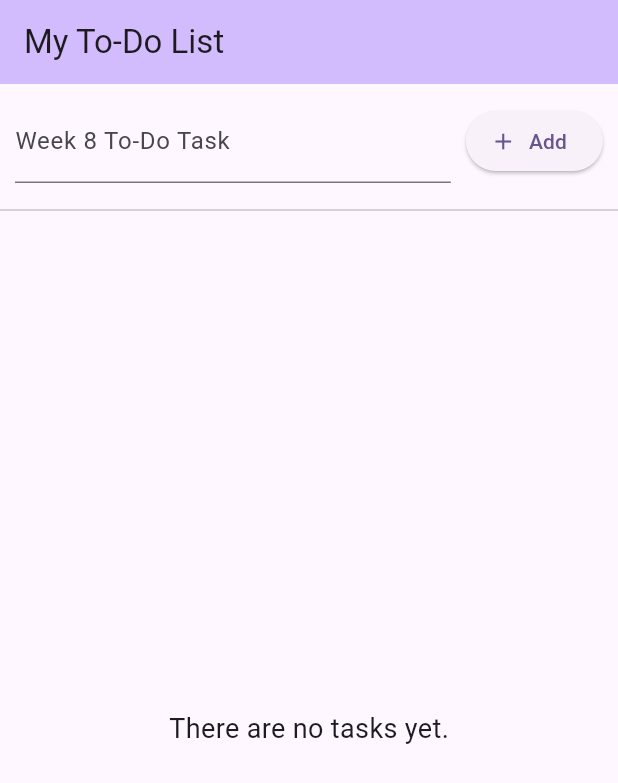
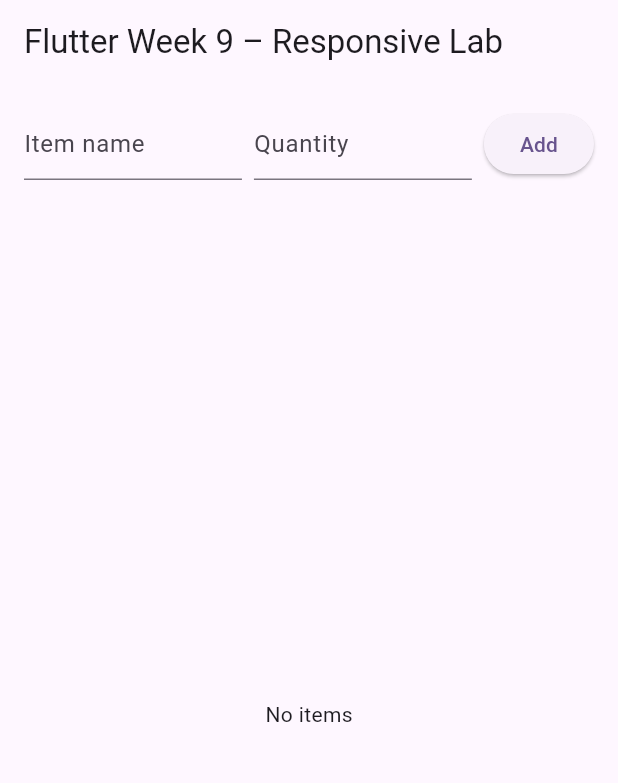
Before and after one commit to TienSyPham/Testweek8, a Flutter app: the screen it shows after launch, after a tap on "Add", on a phone screen of 412 x 824 dp. Shown: the top 783 px of the screen. Run offline on Flutter 3.47's test engine with Material 3 defaults, Android fonts, the phone set to English and light mode, and no system bars; our stand-ins replace floor, sqflite; accounts and stored records are empty; generated files the repository leaves out were written again.

Commit message:
Week 9 lab updated - Responsive Lab

```diff
--- /dev/null
+++ b/lib/database.dart
@@ -0,0 +1,14 @@
+
+import 'package:floor/floor.dart';
+import 'dart:async';
+import 'package:floor/floor.dart';
+import 'package:sqflite/sqflite.dart' as sqflite;
+
+import 'todo_dao.dart';
+import 'todo_item.dart';
+part 'database.g.dart';
+
+@Database(version: 1, entities: [TodoItem])
+abstract class AppDatabase extends FloorDatabase {
+  TodoDao get todoDao;
+}
--- /dev/null
+++ b/lib/list_page.dart
@@ -0,0 +1,77 @@
+// lib/list_page.dart
+import 'package:flutter/material.dart';
+import 'todo_item.dart';
+
+class ListPage extends StatelessWidget {
+  final List<TodoItem> items;
+  final TodoItem? selected;
+  final ValueChanged<TodoItem> onTap;
+  final Future<void> Function(String, int) onAdd;
+
+  const ListPage({
+    super.key,
+    required this.items,
+    this.selected,
+    required this.onTap,
+    required this.onAdd,
+  });
+
+  @override
+  Widget build(BuildContext context) {
+    final itemCtrl = TextEditingController();
+    final qtyCtrl = TextEditingController();
+
+    return Padding(
+      padding: const EdgeInsets.all(16),
+      child: Column(
+        children: [
+          Row(
+            children: [
+              Expanded(
+                child: TextField(
+                  controller: itemCtrl,
+                  decoration: InputDecoration(hintText: 'Item name'),
+                ),
+              ),
+              SizedBox(width: 8),
+              Expanded(
+                child: TextField(
+                  controller: qtyCtrl,
+                  keyboardType: TextInputType.number,
+                  decoration: InputDecoration(hintText: 'Quantity'),
+                ),
+              ),
+              SizedBox(width: 8),
+              ElevatedButton(
+                onPressed: () {
+                  final name = itemCtrl.text.trim();
+                  final qty = int.tryParse(qtyCtrl.text.trim()) ?? 0;
+                  if (name.isNotEmpty) onAdd(name, qty);
+                },
+                child: Text('Add'),
+              ),
+            ],
+          ),
+          SizedBox(height: 24),
+          Expanded(
+            child: items.isEmpty
+                ? Center(child: Text('No items'))
+                : ListView.separated(
+              itemCount: items.length,
+              separatorBuilder: (_, __) => Divider(),
+              itemBuilder: (_, i) {
+                final it = items[i];
+                return ListTile(
+                  title: Text(it.name),
+                  subtitle: Text('Quantity: ${it.qty}'),
+                  selected: selected?.id == it.id,
+                  onTap: () => onTap(it),
+                );
+              },
+            ),
+          ),
+        ],
+      ),
+    );
+  }
+}
--- a/lib/main.dart
+++ b/lib/main.dart
@@ -1,176 +1,21 @@
+// lib/main.dart
 import 'package:flutter/material.dart';
-import 'app_database.dart';
-import 'todoitem.dart';
-import 'todoitem_DAO.dart';
+import 'master_detail_page.dart';
 
-void main() async
-{
-  WidgetsFlutterBinding.ensureInitialized();
-  final database = await $FloorAppDatabase
-      .databaseBuilder('todo.db')
-      .build();
-  final dao = database.todoDao;
+void main() => runApp(const MyApp());
 
-  runApp(MyApp(dao));
-}
-
-class MyApp extends StatelessWidget
-{
-  final ToDoItemDao dao;
-
-  const MyApp(this.dao, {super.key});
+class MyApp extends StatelessWidget {
+  const MyApp({super.key});
 
   @override
-  Widget build(BuildContext context)
-  {
+  Widget build(BuildContext context) {
     return MaterialApp(
-      title: 'To-Do List Floor Lab',
+      title: 'Flutter Lab – Week 9',
       debugShowCheckedModeBanner: false,
       theme: ThemeData(
         colorScheme: ColorScheme.fromSeed(seedColor: Colors.deepPurple),
       ),
-      home: MyHomePage(dao),
+      home: const MasterDetailPage(),
     );
   }
 }
-
-class MyHomePage extends StatefulWidget
-{
-  final ToDoItemDao dao;
-
-  const MyHomePage(this.dao, {super.key});
-
-  @override
-  State<MyHomePage> createState() => _MyHomePageState();
-}
-
-class _MyHomePageState extends State<MyHomePage>
-{
-  final TextEditingController _taskController = TextEditingController();
-  List<ToDoItem> _items = [];
-
-  @override
-  void initState()
-  {
-    super.initState();
-    widget.dao.findAllItems().then((list)
-    {
-      setState(() => _items = list);
-    });
-  }
-
-  void _addItem()
-  {
-    final task = _taskController.text.trim();
-    if (task.isEmpty) return;
-
-    final newItem = ToDoItem(task: task);
-    widget.dao.insertItem(newItem).then((_)
-    {
-      setState(() => _items.add(newItem));
-      _taskController.clear();
-    });
-  }
-
-  void _confirmDelete(int index)
-  {
-    showDialog(
-      context: context,
-      builder: (BuildContext context)
-      {
-        return AlertDialog(
-          title: const Text('Delete Task'),
-          content: Text('Are you sure you want to delete "${_items[index].task}"?'),
-          actions: [
-            TextButton(
-              child: const Text('No'),
-              onPressed: () => Navigator.of(context).pop(),
-            ),
-            TextButton(
-              child: const Text('Yes'),
-              onPressed: ()
-              {
-                final item = _items[index];
-                widget.dao.deleteItem(item).then((_)
-                {
-                  setState(() => _items.removeAt(index));
-                });
-                Navigator.of(context).pop();
-              },
-            ),
-          ],
-        );
-      },
-    );
-  }
-
-  @override
-  Widget build(BuildContext context)
-  {
-    return Scaffold(
-      appBar: AppBar(
-        title: const Text('My To-Do List'),
-        backgroundColor: Theme.of(context).colorScheme.inversePrimary,
-      ),
-      body: Column(
-        children: [
-          Padding(
-            padding: const EdgeInsets.all(10.0),
-            child: Row(
-              children: [
-                Expanded(
-                  child: TextField(
-                    controller: _taskController,
-                    decoration: const InputDecoration(labelText: 'Week 8 To-Do Task'),
-                  ),
-                ),
-                const SizedBox(width: 10),
-
-                ElevatedButton.icon(
-                  onPressed: _addItem,
-                  icon: const Icon(Icons.add),
-                  label: const Text('Add'),
-                ),
-
-              ],
-            ),
-          ),
-          const Divider(),
-          Expanded(
-            child: _items.isEmpty
-                ? const Center(
-              child: Text(
-                'There are no tasks yet.',
-                style: TextStyle(fontSize: 18),
-              ),
-            )
-                : ListView.builder(
-              itemCount: _items.length,
-              itemBuilder: (context, index) {
-                final item = _items[index];
-                return GestureDetector(
-                  onLongPress: () => _confirmDelete(index),
-                  child: Padding(
-                    padding: const EdgeInsets.symmetric(horizontal: 16.0, vertical: 6.0),
-                    child: Row(
-                      children: [
-                        SizedBox(
-                          width: 30,
-                          child: Text('${index + 1}.', textAlign: TextAlign.right),
-                        ),
-                        const SizedBox(width: 8),
-                        Expanded(
-                          child: Text(item.task, textAlign: TextAlign.left),
-                        ),
-                      ],
-                    ),
-                  ),
-                );
-              },
-            ),
-          ),
-        ],
-      ),
-    );
-  }
-}
--- /dev/null
+++ b/lib/master_detail_page.dart
@@ -0,0 +1,97 @@
+// lib/master_detail_page.dart
+import 'package:flutter/material.dart';
+import 'database.dart';
+import 'todo_dao.dart';
+import 'todo_item.dart';
+import 'list_page.dart';
+import 'details_page.dart';
+
+class MasterDetailPage extends StatefulWidget {
+  const MasterDetailPage({super.key});
+  @override
+  State<MasterDetailPage> createState() => _MasterDetailPageState();
+}
+
+class _MasterDetailPageState extends State<MasterDetailPage> {
+  late final AppDatabase _db;
+  late final TodoDao _dao;
+  List<TodoItem> _items = [];
+  TodoItem? _selected;
+
+  @override
+  void initState() {
+    super.initState();
+    _initDb();
+  }
+
+  Future<void> _initDb() async {
+    _db = await $FloorAppDatabase.databaseBuilder('app.db').build();
+    _dao = _db.todoDao;
+    _items = await _dao.findAllItems();
+    setState(() {});
+  }
+
+  Future<void> _add(String name, int qty) async {
+    final id = await _dao.insertItem(TodoItem(name: name, qty: qty));
+    final newItem = TodoItem(id: id, name: name, qty: qty);
+    setState(() => _items.add(newItem));
+  }
+
+  Future<void> _delete() async {
+    if (_selected != null) {
+      await _dao.deleteItem(_selected!);
+      setState(() {
+        _items.removeWhere((i) => i.id == _selected!.id);
+        _selected = null;
+      });
+    }
+  }
+
+  @override
+  Widget build(BuildContext context) {
+    final size = MediaQuery.of(context).size;
+    final isTablet = size.width > 600;
+
+    return Scaffold(
+      appBar: AppBar(
+        leading: (!isTablet && _selected != null)
+            ? BackButton(onPressed: () => setState(() => _selected = null))
+            : null,
+        title: const Text('Flutter Week 9 – Responsive Lab'),
+      ),
+      body: isTablet
+          ? Row(
+        children: [
+          Expanded(
+            child: ListPage(
+              items: _items,
+              selected: _selected,
+              onTap: (it) => setState(() => _selected = it),
+              onAdd: _add,
+            ),
+          ),
+          VerticalDivider(width: 1),
+          Expanded(
+            child: DetailsPage(
+              item: _selected,
+              onDelete: _delete,
+              onClose: () => setState(() => _selected = null),
+            ),
+          ),
+        ],
+      )
+          : (_selected == null
+          ? ListPage(
+        items: _items,
+        selected: _selected,
+        onTap: (it) => setState(() => _selected = it),
+        onAdd: _add,
+      )
+          : DetailsPage(
+        item: _selected,
+        onDelete: _delete,
+        onClose: () => setState(() => _selected = null),
+      )),
+    );
+  }
+}
--- /dev/null
+++ b/lib/todo_dao.dart
@@ -0,0 +1,15 @@
+// lib/todo_dao.dart
+import 'package:floor/floor.dart';
+import 'todo_item.dart';
+
+@dao
+abstract class TodoDao {
+  @Query('SELECT * FROM TodoItem')
+  Future<List<TodoItem>> findAllItems();
+
+  @insert
+  Future<int> insertItem(TodoItem item);
+
+  @delete
+  Future<void> deleteItem(TodoItem item);
+}
--- /dev/null
+++ b/lib/todo_item.dart
@@ -0,0 +1,13 @@
+// lib/todo_item.dart
+import 'package:floor/floor.dart';
+
+@entity
+class TodoItem {
+  @PrimaryKey(autoGenerate: true)
+  final int? id;
+
+  final String name;
+  final int qty;
+
+  TodoItem({this.id, required this.name, required this.qty});
+}
--- a/lib/todoitem.dart
+++ /dev/null
@@ -1,11 +0,0 @@
-import 'package:floor/floor.dart';
-
-@Entity(tableName: 'ToDoItem')
-class ToDoItem {
-  @PrimaryKey(autoGenerate: true)
-  final int? id;
-
-  final String task;
-
-  ToDoItem({this.id, required this.task});
-}
--- a/lib/todoitem_DAO.dart
+++ /dev/null
@@ -1,14 +0,0 @@
-import 'package:floor/floor.dart';
-import 'package:lab7/todoitem.dart';
-
-@dao
-abstract class ToDoItemDao {
-  @Query('SELECT * FROM ToDoItem')
-  Future<List<ToDoItem>> findAllItems();
-
-  @insert
-  Future<void> insertItem(ToDoItem item);
-
-  @delete
-  Future<void> deleteItem(ToDoItem item);
-}
```
Also changed, not shown: lib/app_database.dart (deleted, +0 -13 lines), lib/details_page.dart (added, +50 -0 lines), pubspec.yaml (+14 -7 lines), lib/database.g.dart, pubspec.lock.
